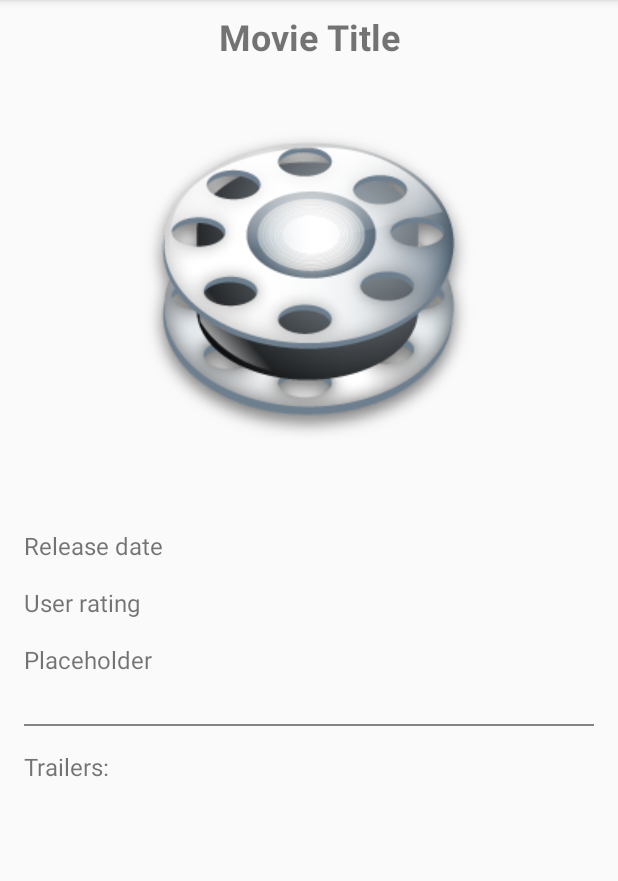
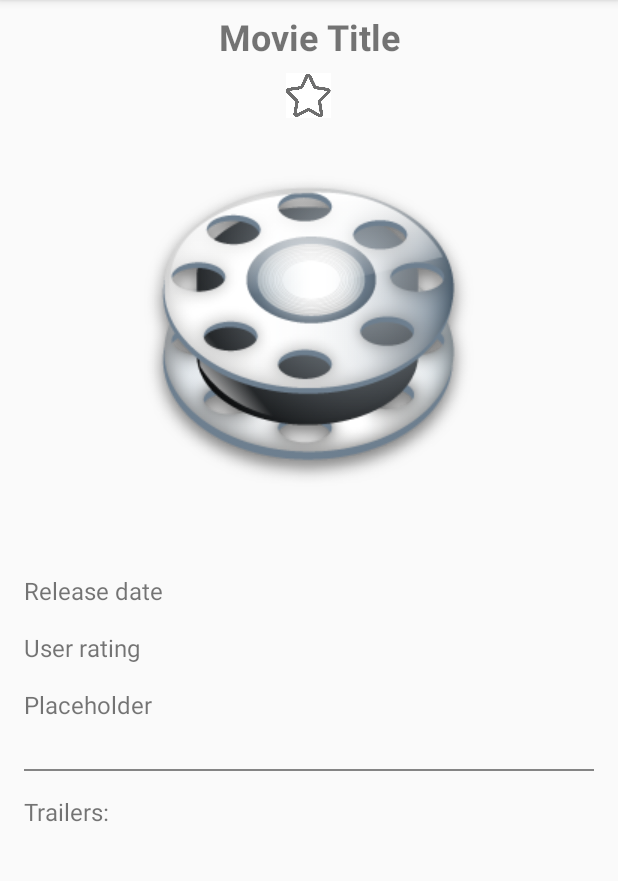
Before and after one commit to VargaJohanna/popular-movies, an Android app: the DetailActivity screen opened directly, with no data from a screen before it, on a phone screen of 412 x 824 dp, the part 84-965 px from its top. Run offline under Robolectric (Android 15) with nearby library versions, the phone set to English and light mode, and no system bars; our stand-ins replace Picasso; pictures from the network do not load.

Commit message:
Add favourite button to datails activity

```diff
--- a/app/src/main/java/com/movies/popularmoviesjava/activity/DetailActivity.java
+++ b/app/src/main/java/com/movies/popularmoviesjava/activity/DetailActivity.java
@@ -1,6 +1,7 @@
 package com.movies.popularmoviesjava.activity;
 
 import android.content.Intent;
+import android.graphics.PorterDuff;
 import android.net.Uri;
 import android.support.annotation.NonNull;
 import android.support.v7.app.AppCompatActivity;
@@ -8,6 +9,7 @@ import android.os.Bundle;
 import android.support.v7.widget.LinearLayoutManager;
 import android.support.v7.widget.RecyclerView;
 import android.view.View;
+import android.widget.ImageButton;
 import android.widget.ImageView;
 import android.widget.ProgressBar;
 import android.widget.TextView;
@@ -39,10 +41,12 @@ public class DetailActivity extends AppCompatActivity implements TrailerAdapter.
     TextView releaseDate;
     TextView userRating;
     TextView synopsis;
+    ImageView favouriteButton;
     private ProgressBar progressBar;
     private RecyclerView recyclerView;
     private TrailerAdapter trailerAdapter;
     private Movie movie;
+    public boolean addedToFavourite = false;
 
     private GetMovieDataService service = RetrofitInstance.getInstance().create(GetMovieDataService.class);
 
@@ -57,6 +61,8 @@ public class DetailActivity extends AppCompatActivity implements TrailerAdapter.
         userRating = findViewById(R.id.user_rating);
         synopsis = findViewById(R.id.synopsis);
         progressBar = findViewById(R.id.progress_bar_details);
+        favouriteButton = findViewById(R.id.favourite_icon);
+        updateFavouriteButton();
 
 
         if(intent.hasExtra(MOVIE_OBJECT)) {
@@ -129,4 +135,19 @@ public class DetailActivity extends AppCompatActivity implements TrailerAdapter.
             startActivity(intent);
         }
     }
+
+    public void updateFavouriteButton() {
+        favouriteButton.setOnClickListener(new View.OnClickListener() {
+            @Override
+            public void onClick(View v) {
+                if(!addedToFavourite) {
+                    favouriteButton.setImageResource(R.drawable.star_small_yellow);
+                    addedToFavourite = true;
+                } else  {
+                    favouriteButton.setImageResource(R.drawable.star_small);
+                    addedToFavourite = false;
+                }
+            }
+        });
+    }
 }
--- a/app/src/main/res/layout/activity_detail.xml
+++ b/app/src/main/res/layout/activity_detail.xml
@@ -19,6 +19,13 @@
             android:layout_margin="8dp"
             android:layout_width="match_parent"
             android:layout_height="wrap_content" />
+
+        <ImageView
+            android:id="@+id/favourite_icon"
+            android:src="@drawable/star_small"
+            android:layout_gravity="center"
+            android:layout_width="30dp"
+            android:layout_height="30dp" />
 
         <ImageView
             android:id="@+id/thumbnail_image"
```
Also changed, not shown: app/src/main/res/drawable/star_small.png (added), app/src/main/res/drawable/star_small_yellow.png (added).
